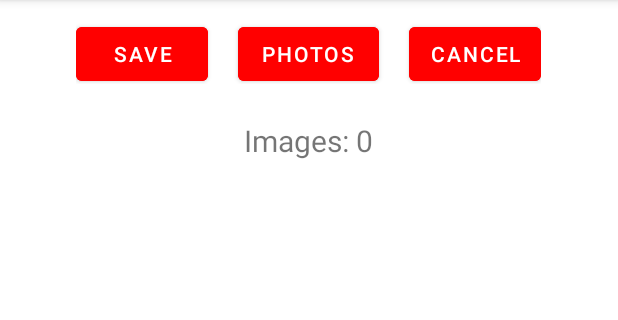
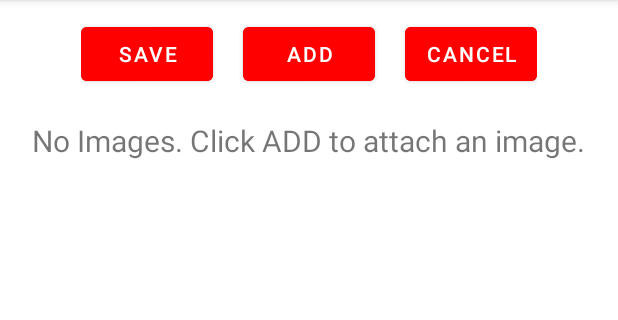
Before and after one commit to mminichino/sgw-android-example, an Android app built with Jetpack Compose: the EditPhotos screen opened directly, with no data from a screen before it, on a phone screen of 412 x 824 dp, the part 84-404 px from its top. Run offline under Robolectric (Android 15) with nearby library versions, the phone set to English and light mode, and no system bars; libraries missing offline, so code that uses them is left out: com.couchbase.lite; 2 statements that could not run were skipped.

Commit message:
Version 3.3

```diff
--- a/app/src/main/java/com/example/sgwdemo/adjuster/EditPhotos.kt
+++ b/app/src/main/java/com/example/sgwdemo/adjuster/EditPhotos.kt
@@ -197,7 +197,11 @@ class EditPhotos : AppCompatActivity() {
     private val runnableCode: Runnable = object : Runnable {
         override fun run() {
             val currentCount = imageList.size
-            val countDisplay = "Images: $currentCount"
+            val countDisplay = if (currentCount == 0) {
+                "No Images. Click ADD to attach an image."
+            } else {
+                "Images: $currentCount"
+            }
             pictureCount?.text = countDisplay
             handler.postDelayed(this, 1000)
         }
--- a/app/src/main/res/values/strings.xml
+++ b/app/src/main/res/values/strings.xml
@@ -59,7 +59,7 @@
     <string name="cancelButton">Cancel</string>
     <string name="photoButton">Pictures</string>
     <string name="addPhotoButton">Add</string>
-    <string name="galleryPhotoButton">Photos</string>
+    <string name="galleryPhotoButton">Add</string>
     <string name="cameraPhotoButton">Camera</string>
     <string name="claimPicture">Claim Picture</string>
     <string name="pictureCount">Images:</string>
```
